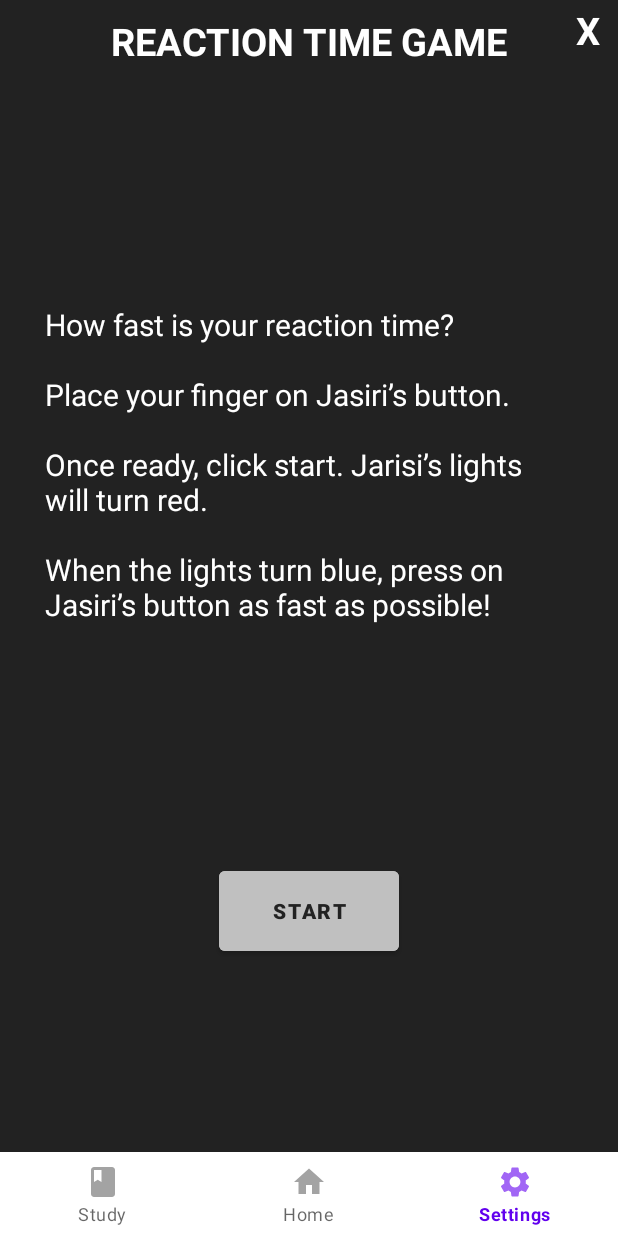
After one commit to chlowhee/FYP-1-APP, an Android app: the fragment GameFragment placed in its activity, on a phone screen of 412 x 824 dp. The commit adds this screen. Run offline under Robolectric (Android 15) with nearby library versions, the phone set to English and light mode, and no system bars; our stand-ins replace Dagger/Hilt's generated code; libraries missing offline, so code that uses them is left out: androidx.camera.core, androidx.camera.lifecycle, com.google.mlkit.common, com.google.mlkit.vision; 2 statements that could not run were skipped.

Commit message:
new game fragment done & goodcop badcop actions done

```diff
--- a/app/src/main/java/com/example/jasiribrain/data/Constants.kt
+++ b/app/src/main/java/com/example/jasiribrain/data/Constants.kt
@@ -48,5 +48,7 @@ interface Constants {
         const val FIDGET = "G"
         const val DANCE = "H"
         const val GAME = "L"
+        const val GOOD_COP = "U"
+        const val BAD_COP = "V"
     }
 }
--- a/app/src/main/java/com/example/jasiribrain/data/JasiriDataHolder.kt
+++ b/app/src/main/java/com/example/jasiribrain/data/JasiriDataHolder.kt
@@ -172,4 +172,28 @@ object JasiriDataHolder {
         _facePosition.value = status
     }
 
+    /**
+     *  monitor if jasiri button is pressed for reaction time game
+     */
+    private val _hasUserReacted = MutableStateFlow(false)
+
+    val hasUserReacted: StateFlow<Boolean>
+        get() = _hasUserReacted
+
+    fun setHasuserReacted(status: Boolean) {
+        _hasUserReacted.value = status
+    }
+
+    /**
+     *  update reaction timing
+     */
+    private val _reactionTiming = MutableStateFlow("0")
+
+    val reactionTiming: StateFlow<String>
+        get() = _reactionTiming
+
+    fun setReactionTiming(status: String) {
+        _reactionTiming.value = status
+    }
+
 }
--- a/app/src/main/java/com/example/jasiribrain/data/JasiriViewModel.kt
+++ b/app/src/main/java/com/example/jasiribrain/data/JasiriViewModel.kt
@@ -54,4 +54,12 @@ class JasiriViewModel: ViewModel() {
         JasiriDataHolder.faceTrackingIsWanted.collect { emit(it) }
     }
 
+    val hasUserReactedStatus: LiveData<Boolean> = liveData {
+        JasiriDataHolder.hasUserReacted.collect { emit(it) }
+    }
+
+    val updateReactionTiming: LiveData<String> = liveData {
+        JasiriDataHolder.reactionTiming.collect { emit(it) }
+    }
+
 }
--- /dev/null
+++ b/app/src/main/java/com/example/jasiribrain/ui/GameFragment.kt
@@ -0,0 +1,114 @@
+package com.example.jasiribrain.ui
+
+import android.os.Bundle
+import android.view.LayoutInflater
+import android.view.View
+import android.view.ViewGroup
+import androidx.fragment.app.Fragment
+import androidx.fragment.app.viewModels
+import com.example.jasiribrain.R
+import com.example.jasiribrain.bluetooth.BluetoothController
+import com.example.jasiribrain.data.Constants
+import com.example.jasiribrain.data.JasiriDataHolder
+import com.example.jasiribrain.data.JasiriViewModel
+import com.example.jasiribrain.databinding.FragmentGameBinding
+import dagger.hilt.android.AndroidEntryPoint
+import javax.inject.Inject
+
+@AndroidEntryPoint
+class GameFragment: Fragment() {
+
+    private var _binding: FragmentGameBinding? = null
+    private val binding get() = _binding!!
+
+    private val viewModel: JasiriViewModel by viewModels()
+    @Inject lateinit var controller: BluetoothController
+
+    override fun onCreateView(
+        inflater: LayoutInflater, container: ViewGroup?,
+        savedInstanceState: Bundle?
+    ): View? {
+        _binding = FragmentGameBinding.inflate(inflater, container, false)
+        return binding.root
+    }
+
+    override fun onViewCreated(view: View, savedInstanceState: Bundle?) {
+        super.onViewCreated(view, savedInstanceState)
+
+        with(binding) {
+            reactionGameDescription.visibility = View.VISIBLE
+            reactionGameStartButton.visibility = View.VISIBLE
+            gameFragmentExitBtn.visibility = View.VISIBLE
+            gameStartedWait.visibility = View.INVISIBLE
+            yourReactionTimeTitle.visibility = View.INVISIBLE
+            reactionTiming.visibility = View.INVISIBLE
+        }
+
+        gameExitBtnInit()
+        startGameBtnInit()
+        userHasReacted()
+        playAgainBtnInit()
+    }
+
+    private fun gameExitBtnInit() {
+        binding.gameFragmentExitBtn.setOnClickListener {
+            parentFragmentManager.beginTransaction().remove(this).commitNow()
+        }
+    }
+
+    private fun startGameBtnInit() {
+        binding.reactionGameStartButton.setOnClickListener {
+            binding.run {
+                reactionGameDescription.visibility = View.INVISIBLE
+                reactionGameStartButton.visibility = View.INVISIBLE
+                gameFragmentExitBtn.visibility = View.INVISIBLE
+                gameStartedWait.visibility = View.VISIBLE
+            }
+            controller.sendMessage(Constants.GAME)
+        }
+    }
+
+    private fun userHasReacted() {
+        viewModel.hasUserReactedStatus.observe(viewLifecycleOwner) { reacted ->
+            if (reacted) {
+                binding.run {
+                    gameStartedWait.visibility = View.INVISIBLE
+                    yourReactionTimeTitle.visibility = View.VISIBLE
+                }
+                JasiriDataHolder.setHasuserReacted(false)
+            }
+        }
+
+        viewModel.updateReactionTiming.observe(viewLifecycleOwner) { timing ->
+            if (timing == "0") return@observe
+
+            with(binding) {
+                reactionTiming.visibility = View.VISIBLE
+                if (timing == "f") {
+                    gameStartedWait.visibility = View.INVISIBLE
+                    yourReactionTimeTitle.visibility = View.VISIBLE
+                    reactionTiming.text = getString(R.string.reaction_failed)
+                } else {
+                    reactionTiming.text = "$timing ms"
+                }
+                reactionTimePlayAgainButton.visibility = View.VISIBLE
+                gameFragmentExitBtn.visibility = View.VISIBLE
+            }
+            JasiriDataHolder.setReactionTiming("0")
+        }
+    }
+
+    private fun playAgainBtnInit() {
+        with(binding) {
+            reactionTimePlayAgainButton.setOnClickListener {
+                yourReactionTimeTitle.visibility = View.INVISIBLE
+                reactionTiming.visibility = View.INVISIBLE
+                reactionTimePlayAgainButton.visibility = View.INVISIBLE
+                reactionGameDescription.visibility = View.VISIBLE
+                reactionGameStartButton.visibility = View.VISIBLE
+            }
+        }
+    }
+
+
+}
--- /dev/null
+++ b/app/src/main/res/layout/fragment_game.xml
@@ -0,0 +1,116 @@
+<?xml version="1.0" encoding="utf-8"?>
+<androidx.constraintlayout.widget.ConstraintLayout xmlns:android="http://schemas.android.com/apk/res/android"
+    android:layout_width="match_parent"
+    android:layout_height="match_parent"
+    xmlns:app="http://schemas.android.com/apk/res-auto"
+    android:background="@color/light_black"
+    android:clickable="true">
+
+    <TextView
+        android:id="@+id/game_fragment_exit_btn"
+        android:layout_width="40dp"
+        android:layout_height="40dp"
+        android:text="@string/exit_x"
+        android:textStyle="bold"
+        android:textSize="25sp"
+        android:textColor="@color/white"
+        android:gravity="center"
+        app:layout_constraintTop_toTopOf="parent"
+        app:layout_constraintEnd_toEndOf="parent"/>
+
+    <TextView
+        android:id="@+id/reaction_game_title"
+        android:layout_width="wrap_content"
+        android:layout_height="wrap_content"
+        android:text="@string/reaction_time_game"
+        android:textSize="25sp"
+        android:textColor="@color/white"
+        android:textStyle="bold"
+        android:layout_marginTop="10dp"
+        app:layout_constraintStart_toStartOf="parent"
+        app:layout_constraintEnd_toEndOf="parent"
+        app:layout_constraintTop_toTopOf="parent" />
+
+    <TextView
+        android:id="@+id/reaction_game_description"
+        android:layout_width="wrap_content"
+        android:layout_height="wrap_content"
+        android:text="@string/reaction_time_how_to_play"
+        android:textSize="20sp"
+        android:textColor="@color/white"
+        android:padding="30dp"
+        app:layout_constraintTop_toBottomOf="@id/reaction_game_title"
+        app:layout_constraintStart_toStartOf="parent"
+        app:layout_constraintEnd_toEndOf="parent"
+        app:layout_constraintBottom_toTopOf="@+id/reaction_game_start_button"/>
+
+    <Button
+        android:id="@+id/reaction_game_start_button"
+        android:layout_width="120dp"
+        android:layout_height="65dp"
+        android:text="@string/start"
+        android:textColor="@color/light_black"
+        android:textStyle="bold"
+        android:backgroundTint="@color/silver"
+        app:layout_constraintStart_toStartOf="parent"
+        app:layout_constraintEnd_toEndOf="parent"
+        app:layout_constraintTop_toBottomOf="@+id/reaction_game_description"
+        app:layout_constraintBottom_toBottomOf="parent"/>
+
+    <TextView
+        android:id="@+id/game_started_wait"
+        android:layout_width="wrap_content"
+        android:layout_height="wrap_content"
+        android:text="@string/reaction_time_waiting_description"
+        android:textColor="@color/white"
+        android:textSize="40sp"
+        android:textStyle="bold"
+        android:padding="20dp"
+        android:visibility="invisible"
+        app:layout_constraintTop_toTopOf="parent"
+        app:layout_constraintBottom_toBottomOf="parent"
+        app:layout_constraintStart_toStartOf="parent"
+        app:layout_constraintEnd_toEndOf="parent"/>
+
+    <TextView
+        android:id="@+id/your_reaction_time_title"
+        android:layout_width="wrap_content"
+        android:layout_height="wrap_content"
+        android:text="@string/your_reaction_time"
+        android:textSize="40sp"
+        android:textColor="@color/white"
+        android:textStyle="bold"
+        android:visibility="invisible"
+        app:layout_constraintStart_toStartOf="parent"
+        app:layout_constraintEnd_toEndOf="parent"
+        app:layout_constraintBottom_toTopOf="@id/reaction_timing"/>
+
+    <TextView
+        android:id="@+id/reaction_timing"
+        android:layout_width="wrap_content"
+        android:layout_height="wrap_content"
+        android:text="000 ms"
+        android:textSize="50sp"
+        android:textColor="@color/white"
+        android:textStyle="bold"
+        android:visibility="invisible"
+        app:layout_constraintStart_toStartOf="parent"
+        app:layout_constraintEnd_toEndOf="parent"
+        app:layout_constraintTop_toTopOf="parent"
+        app:layout_constraintBottom_toBottomOf="parent"/>
+
+    <Button
+        android:id="@+id/reaction_time_play_again_button"
+        android:layout_width="120dp"
+        android:layout_height="65dp"
+        android:text="@string/play_again"
+        android:textColor="@color/light_black"
+        android:textStyle="bold"
+        android:backgroundTint="@color/silver"
+        android:visibility="invisible"
+        app:layout_constraintStart_toStartOf="parent"
+        app:layout_constraintEnd_toEndOf="parent"
+        app:layout_constraintTop_toBottomOf="@+id/reaction_timing"
+        app:layout_constraintBottom_toBottomOf="parent"/>
+
+</androidx.constraintlayout.widget.ConstraintLayout>
--- a/app/src/main/res/values/strings.xml
+++ b/app/src/main/res/values/strings.xml
@@ -51,4 +51,16 @@
     <string name="number_of_cycles_pomo_settings">Number of cycles</string>
     <string name="cycles_left">Cycles left: %d</string>
     <string name="ok">OK</string>
+<!--    GameFragment-->
+    <string name="reaction_time_game">REACTION TIME GAME</string>
+    <string name="reaction_time_how_to_play">
+        How fast is your reaction time?
+        \n\nPlace your finger on Jasiri’s button.
+        \n\nOnce ready, click start. Jarisi’s lights will turn red.
+        \n\nWhen the lights turn blue, press on Jasiri’s button as fast as possible!
+    </string>
+    <string name="reaction_time_waiting_description">Wait for Jasiri\'s lights to turn blue!</string>
+    <string name="your_reaction_time">Your reaction time:</string>
+    <string name="play_again">PLAY AGAIN</string>
+    <string name="reaction_failed">TOO SLOW!</string>
 </resources>
```
Also changed, not shown: app/src/main/java/com/example/jasiribrain/ui/HomeFragment.kt (+23 -3 lines), app/src/main/java/com/example/jasiribrain/ui/SettingsFragment.kt (+15 -1 lines), app/src/main/java/com/example/jasiribrain/ui/StudyFragment.kt (+8 -8 lines), app/src/main/res/layout/fragment_home.xml (+10 -0 lines).
